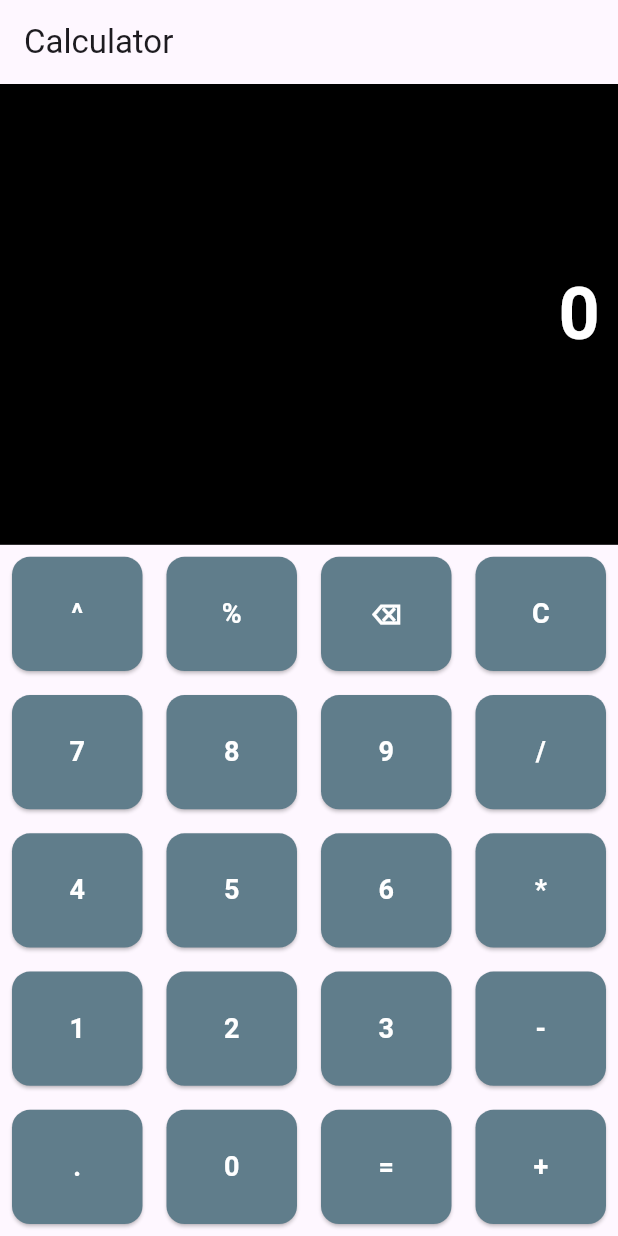
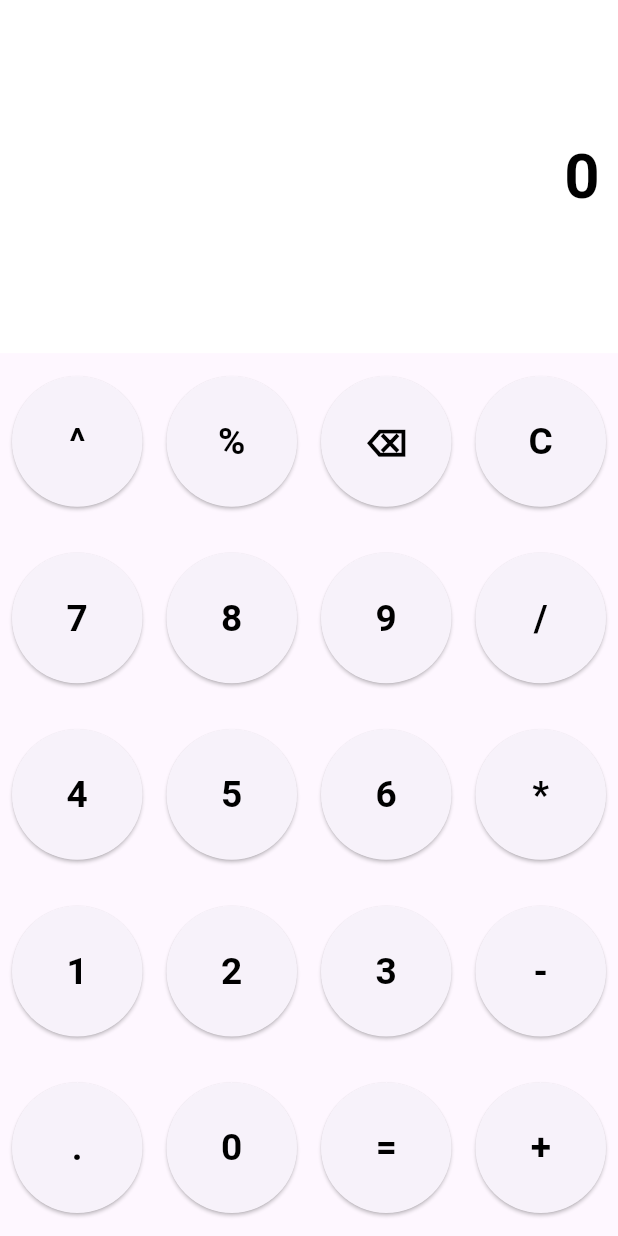
Before and after one commit to sadaquat2305/simple_calculator, a Flutter app: the screen it shows after launch, on a phone screen of 412 x 824 dp. Run offline on Flutter 3.47's test engine with Material 3 defaults, Android fonts, the phone set to English and light mode, and no system bars; our stand-ins replace flutter_bloc, math_expressions.

Commit message:
make ui little attractive

```diff
--- a/lib/presentation/bloc/calculator_bloc.dart
+++ b/lib/presentation/bloc/calculator_bloc.dart
@@ -56,8 +56,9 @@ class CalculatorBloc extends Bloc<CalculatorEvent, CalculatorState> {
     }));
 
     on<ClearAllEvent>((event, emit) {
-      _exp = '';
-      emit(InitialState(''));
+      _exp = ''; // Clear the expression
+      emit(UpdateState(
+          display: '0')); // Emit a default display state, such as '0'
     });
 
     on<BackSpaceEvent>((event, emit) {
--- a/lib/presentation/pages/calculator_page.dart
+++ b/lib/presentation/pages/calculator_page.dart
@@ -12,7 +12,6 @@ class CalculatorPage extends StatelessWidget {
   Widget build(BuildContext context) {
     return Scaffold(
       resizeToAvoidBottomInset: false,
-      appBar: AppBar(title: const Text('Calculator')),
       body: Column(
         children: [
           // Display area using a flexible ratio
--- a/lib/presentation/widgets/calculator_button_grid.dart
+++ b/lib/presentation/widgets/calculator_button_grid.dart
@@ -10,20 +10,23 @@ class CalculatorButton extends StatelessWidget {
 
   @override
   Widget build(BuildContext context) {
+    // Get the width of the screen
+    double screenWidth = MediaQuery.of(context).size.width;
+
+    // Define a base font size and scale it with screen width
+    double fontSize = screenWidth * 0.06; // Adjust the multiplier as needed
+
     return Expanded(
       child: AspectRatio(
-        aspectRatio:
-            1, // Ensures the button is circular by keeping width and height equal
+        aspectRatio: 1, // Ensures the button is circular
         child: Container(
-          margin: const EdgeInsets.all(
-              8), // Optional: Add margin for spacing between buttons
+          margin: const EdgeInsets.all(8), // Optional: Add margin for spacing
           child: ElevatedButton(
             style: ElevatedButton.styleFrom(
-                primary: Colors.blueGrey,
-                shape: RoundedRectangleBorder(
-                    borderRadius: BorderRadius.circular(
-                        12)) // Use CircleBorder for circular shape
-                ),
+              shape: RoundedRectangleBorder(
+                borderRadius: BorderRadius.circular(45), // Rounded corners
+              ),
+            ),
             onPressed: () {
               if (label == 'C') {
                 context.read<CalculatorBloc>().add(ClearAllEvent());
@@ -39,10 +42,12 @@ class CalculatorButton extends StatelessWidget {
             },
             child: Text(
               label,
-              style: const TextStyle(
-                  fontSize: 18,
-                  fontWeight: FontWeight.bold,
-                  color: Colors.white),
+              style: TextStyle(
+                fontSize:
+                    fontSize, // Set dynamic font size based on screen width
+                fontWeight: FontWeight.bold,
+                color: Colors.black,
+              ),
             ),
           ),
         ),
--- a/lib/presentation/widgets/calculator_display.dart
+++ b/lib/presentation/widgets/calculator_display.dart
@@ -10,10 +10,16 @@ class CalculatorDisplay extends StatelessWidget {
 
   @override
   Widget build(BuildContext context) {
+    // Get the width of the screen
+    double screenWidth = MediaQuery.of(context).size.width;
+
+    // Define a base font size and scale it with screen width
+    double fontSize = screenWidth * 0.1; // Adjust the multiplier as needed
+
     return Expanded(
       flex: 2,
       child: Container(
-        color: Colors.black,
+        color: Colors.white,
         alignment: Alignment.centerRight,
         padding: const EdgeInsets.symmetric(horizontal: 12, vertical: 24),
         child: FittedBox(
@@ -21,9 +27,9 @@ class CalculatorDisplay extends StatelessWidget {
           alignment: Alignment.centerRight, // Align the text to the right
           child: Text(
             displayText,
-            style: const TextStyle(
-              color: Colors.white,
-              fontSize: 48, // Initial font size (it will scale down if needed)
+            style: TextStyle(
+              color: Colors.black,
+              fontSize: fontSize, // Dynamically set the font size
               fontWeight: FontWeight.bold,
             ),
           ),
--- a/lib/presentation/widgets/calculator_keyboard.dart
+++ b/lib/presentation/widgets/calculator_keyboard.dart
@@ -6,7 +6,7 @@ class CalculatorKeyboar extends StatelessWidget {
   @override
   Widget build(BuildContext context) {
     return Expanded(
-      flex: 3,
+      flex: 5,
       child: Column(
         children: [
           Expanded(
```
